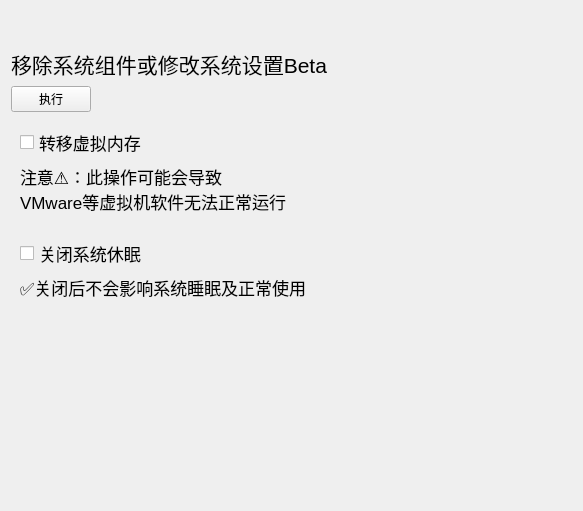
This is WCMain/resource/ui/senior_ui.ui in darkmatter2048/WindowsCleaner as Qt 5 draws it before an edit. The edited form follows.
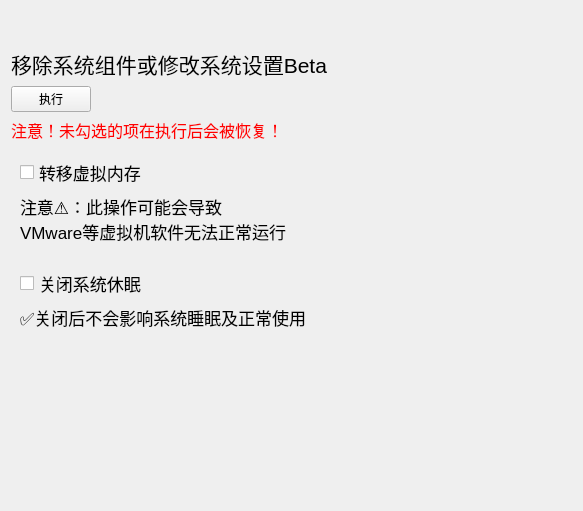
This is the edited form. Custom widgets are drawn as their Qt base class.

Commit message: 修复眼瞎

```diff
--- a/WCMain/resource/ui/senior_ui.ui
+++ b/WCMain/resource/ui/senior_ui.ui
@@ -13,8 +13,8 @@
   <property name="windowTitle">
    <string>Form</string>
   </property>
-  <layout class="QGridLayout" name="gridLayout_3">
-   <item row="0" column="0">
+  <layout class="QVBoxLayout" name="verticalLayout">
+   <item>
     <widget class="QLabel" name="label_4">
      <property name="minimumSize">
       <size>
@@ -27,7 +27,7 @@
      </property>
     </widget>
    </item>
-   <item row="1" column="0">
+   <item>
     <widget class="TitleLabel" name="label_3">
      <property name="font">
       <font>
@@ -39,7 +39,7 @@
      </property>
     </widget>
    </item>
-   <item row="2" column="0">
+   <item>
     <layout class="QHBoxLayout" name="horizontalLayout">
      <item>
       <widget class="PrimaryPushButton" name="pushButton">
@@ -63,7 +63,23 @@
      </item>
     </layout>
    </item>
-   <item row="3" column="0">
+   <item>
+    <widget class="TitleLabel" name="label_5">
+     <property name="font">
+      <font>
+       <family>Microsoft YaHei</family>
+       <pointsize>12</pointsize>
+      </font>
+     </property>
+     <property name="styleSheet">
+      <string notr="true">color: rgb(255, 0, 0);</string>
+     </property>
+     <property name="text">
+      <string>注意！未勾选的项在执行后会被恢复！</string>
+     </property>
+    </widget>
+   </item>
+   <item>
     <widget class="CardWidget" name="widget" native="true">
      <layout class="QGridLayout" name="gridLayout">
       <item row="0" column="0">
@@ -94,7 +110,7 @@
      </layout>
     </widget>
    </item>
-   <item row="4" column="0">
+   <item>
     <widget class="CardWidget" name="widget_2" native="true">
      <layout class="QGridLayout" name="gridLayout_2">
       <item row="0" column="0">
@@ -124,7 +140,7 @@
      </layout>
     </widget>
    </item>
-   <item row="5" column="0">
+   <item>
     <spacer name="verticalSpacer">
      <property name="orientation">
       <enum>Qt::Vertical</enum>
```
